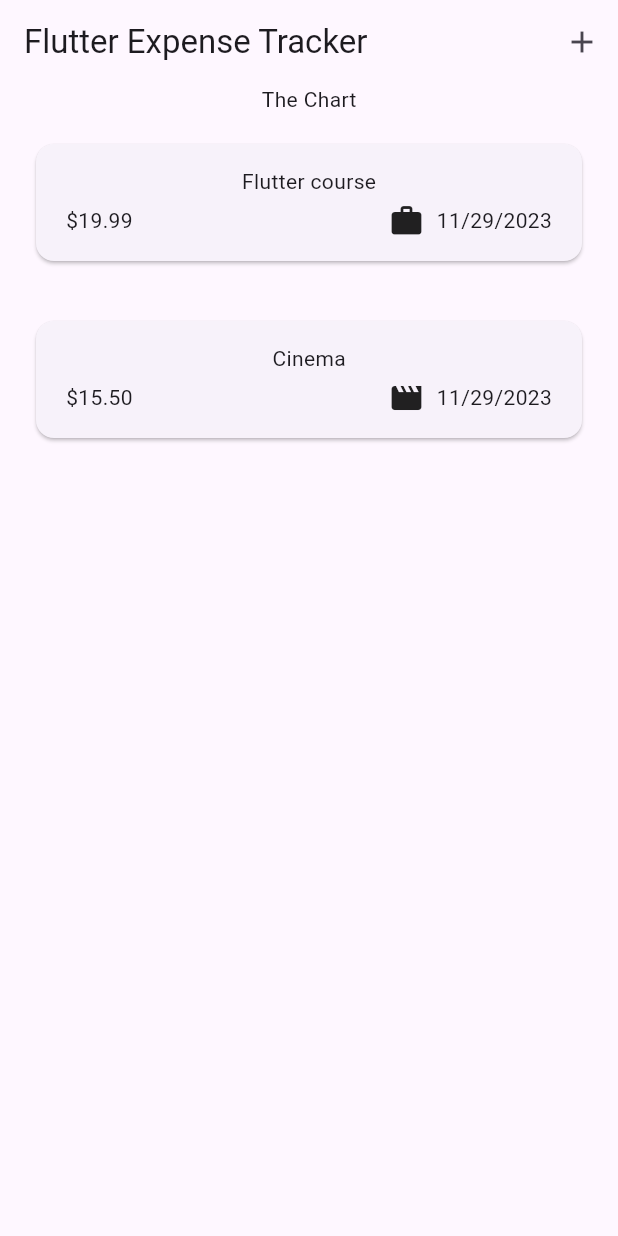
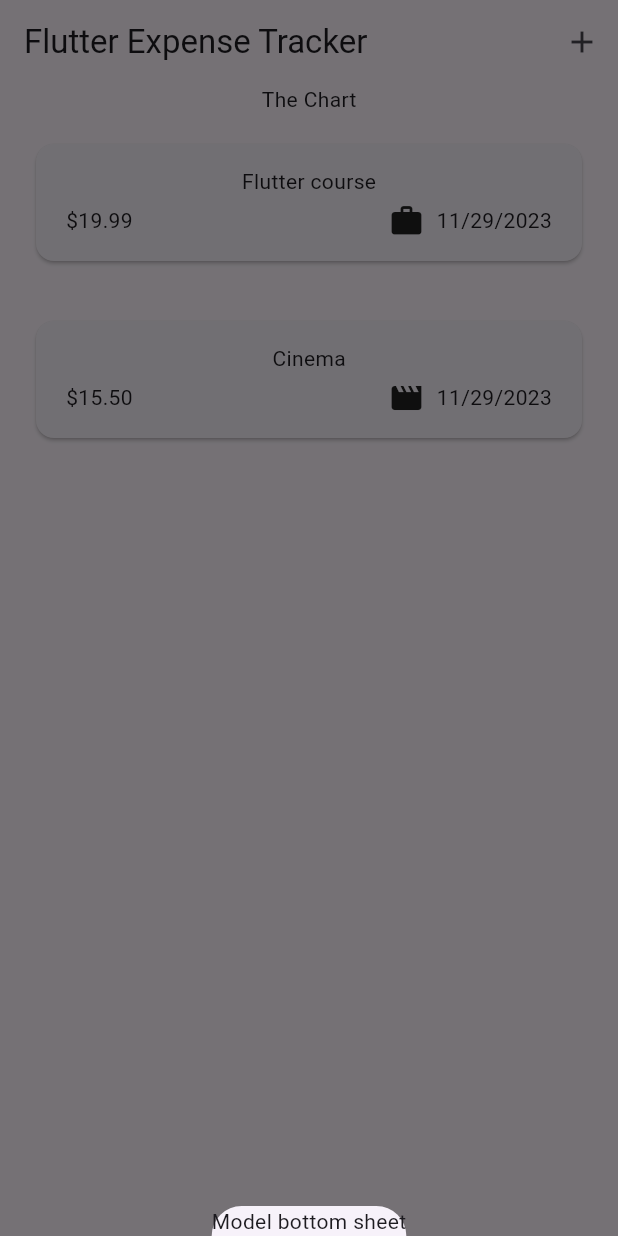
Before and after one commit to PS213073/expense_tracker, a Flutter app: the screen it shows after launch, after a tap on the "add" icon, on a phone screen of 412 x 824 dp. Run offline on Flutter 3.47's test engine with Material 2 defaults, Android fonts, the phone set to English and light mode, and no system bars.

Commit message:
adding bottom model sheet

```diff
--- a/lib/widgets/expenses.dart
+++ b/lib/widgets/expenses.dart
@@ -25,14 +25,24 @@ class _ExpensesState extends State<Expenses> {
     ),
   ];
 
-
+  void _openAddExpenseOverlay() {
+    showModalBottomSheet(
+      context: context,
+      builder: (ctx) => const Text("Model bottom sheet"),
+    );
+  }
 
   @override
   Widget build(BuildContext context) {
     return Scaffold(
       appBar: AppBar(
         title: const Text("Flutter Expense Tracker"),
-        actions: [IconButton(onPressed: () {}, icon: const Icon(Icons.add))],
+        actions: [
+          IconButton(
+            onPressed: _openAddExpenseOverlay,
+            icon: const Icon(Icons.add),
+          ),
+        ],
       ),
       body: Column(
         children: [
```
